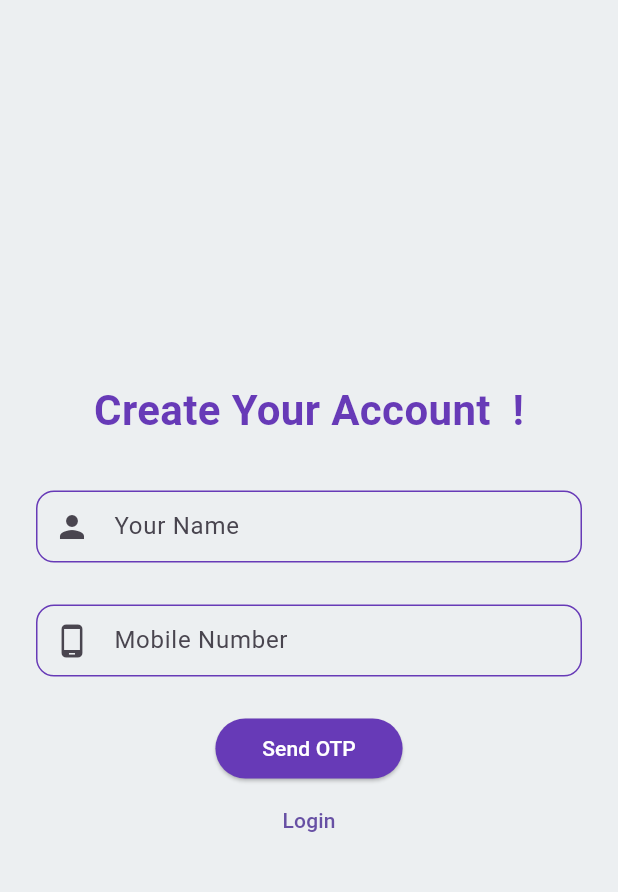
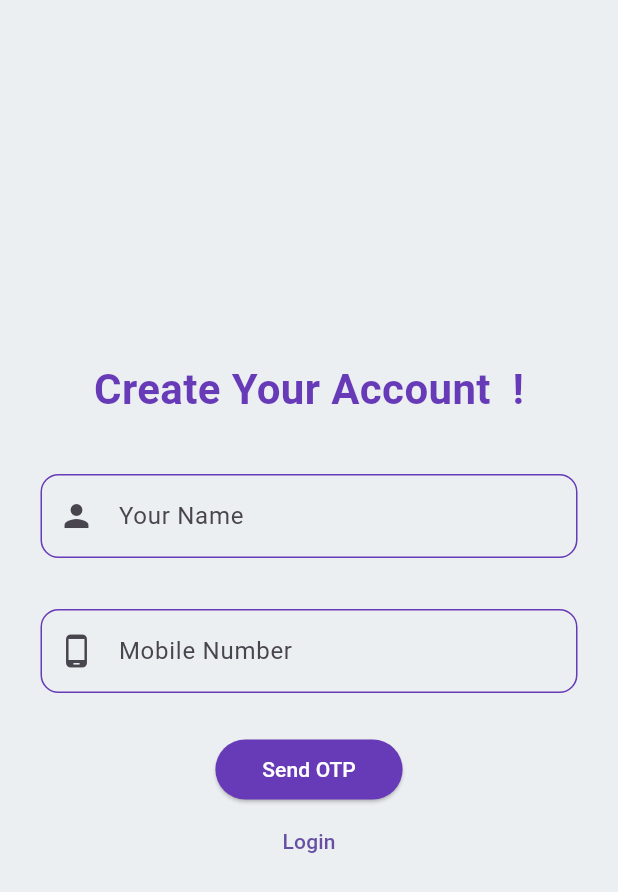
Before and after one commit to AhmedBelal31/Footwear-Store-Client, a Flutter app: the RegisterScreen screen opened directly, on a phone screen of 412 x 824 dp. Shown: the top 892 px of the screen. Run offline on Flutter 3.47's test engine with Material 3 defaults, Android fonts, the light colour scheme and no system bars; our stand-ins replace bloc, cloud_firestore, dropdown_button2, fancy_shimmer_image, firebase_core, flutter_bloc and 1 more; missing offline and left inert: flutter_stripe; accounts and stored records are empty; network calls fail; Roboto replaces fonts that are missing (Almarai).

Commit message:
Edit On TextField

```diff
--- a/lib/presentation/widgets/custom_text_field.dart
+++ b/lib/presentation/widgets/custom_text_field.dart
@@ -14,8 +14,8 @@ class CustomTextField extends StatelessWidget {
   final TextInputType? keyboardType;
   final IconData? prefixIcon;
 
-  const CustomTextField(
-      {super.key,
+  const CustomTextField({
+    super.key,
     required this.hintText,
     this.labelText,
     this.prefixIcon,
@@ -26,12 +26,13 @@ class CustomTextField extends StatelessWidget {
     this.validator,
     this.obscureText = false,
     this.autovalidateMode,
-      this.keyboardType});
+    this.keyboardType,
+  });
 
   @override
   Widget build(BuildContext context) {
     return Padding(
-      padding: const EdgeInsets.all(4.0),
+      padding: const EdgeInsets.all(7.0),
       child: TextFormField(
         controller: controller,
         onFieldSubmitted: onFieldSubmitted,
@@ -45,8 +46,8 @@ class CustomTextField extends StatelessWidget {
           hintText: hintText,
           labelText: labelText,
           prefixIcon: Icon(prefixIcon),
-          contentPadding:
-              const EdgeInsets.symmetric(vertical: 10, horizontal: 20),
+          // contentPadding:
+          //     const EdgeInsets.symmetric(vertical: 10, horizontal: 20),
           border: OutlineInputBorder(
             borderRadius: BorderRadius.circular(12.0),
           ),
```
Lines whose indentation alone changed are shown as unchanged.
